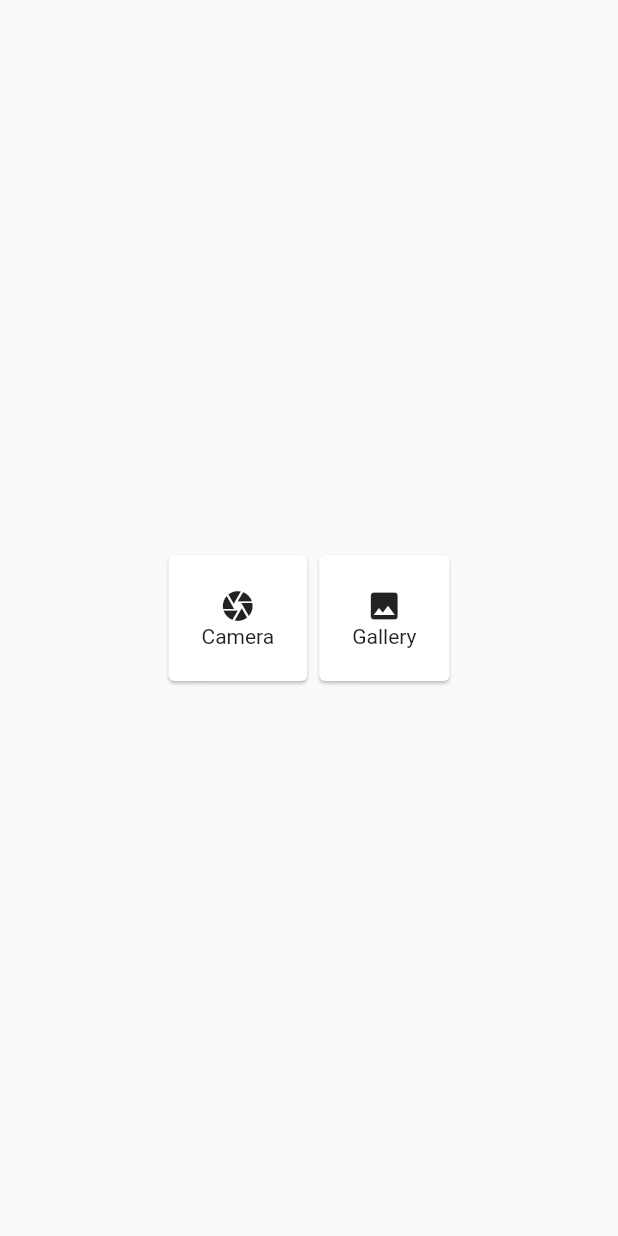
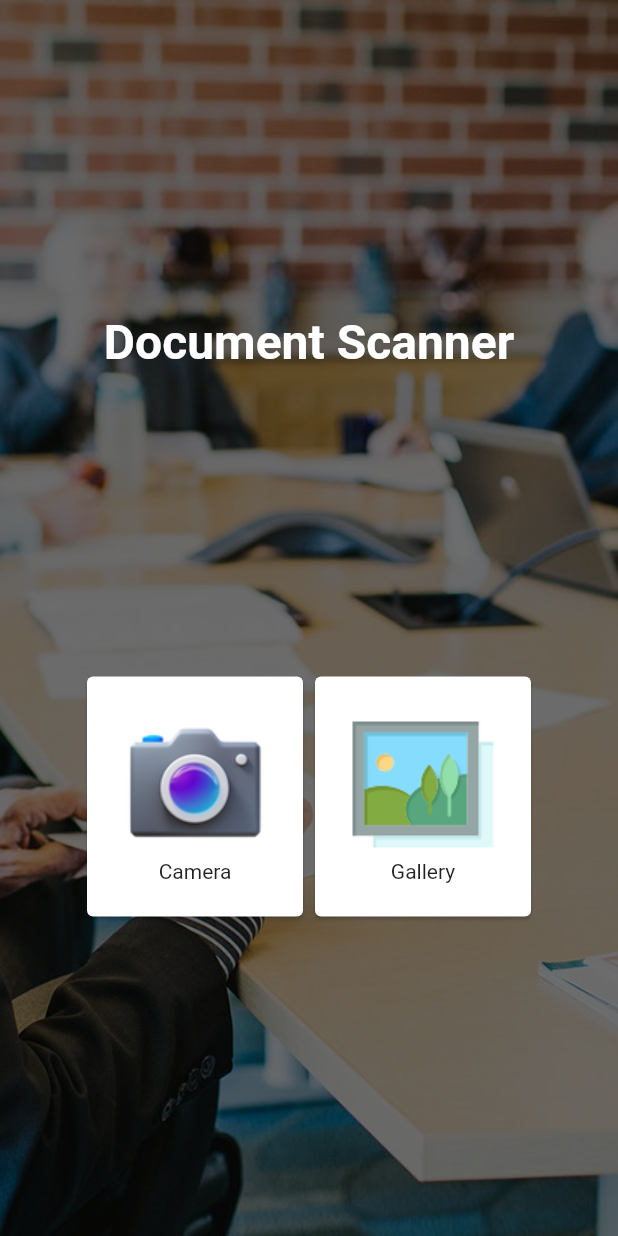
Before and after one commit to riadhrahma/Scanner-App, a Flutter app: the screen it shows after launch, on a phone screen of 412 x 824 dp. Run offline on Flutter 3.47's test engine with Material 2 defaults, Android fonts, the phone set to English and light mode, and no system bars; drawn by our look-alikes of animated_text_kit; our stand-ins replace bloc, camera, flutter_bloc, hive, image_gallery_saver, image_picker; missing offline and left inert: google_ml_kit, google_mlkit_text_recognition; accounts and stored records are empty.

```diff
--- /dev/null
+++ b/lib/utils/app_assets.dart
@@ -0,0 +1,6 @@
+class AppAssets{
+  static const String background='assets/background.jpg';
+
+  static const String camera='assets/icons/camera.png';
+  static const String gallery='assets/icons/gallery.png';
+}
--- a/lib/view/screen/pick_image_screen.dart
+++ b/lib/view/screen/pick_image_screen.dart
@@ -1,18 +1,40 @@
+import 'package:animated_text_kit/animated_text_kit.dart';
 import 'package:flutter/material.dart';
 import 'package:flutter_bloc/flutter_bloc.dart';
 import 'package:image_picker/image_picker.dart';
 import 'package:labhouse/model/image_controller/bloc/image_processing_bloc.dart';
 import 'package:labhouse/model/image_controller/cubit/image_pick_cubit.dart';
+import 'package:labhouse/utils/app_assets.dart';
 import 'package:labhouse/view/screen/document_content_screen.dart';
 import 'package:labhouse/view/screen/loading_screen.dart';
 import 'package:labhouse/view/widget/choice_image_source_card.dart';
 
-class PickImageScreen extends StatelessWidget {
+class PickImageScreen extends StatefulWidget {
   const PickImageScreen({Key? key}) : super(key: key);
 
   @override
+  State<PickImageScreen> createState() => _PickImageScreenState();
+}
+
+class _PickImageScreenState extends State<PickImageScreen> {
+  @override
   Widget build(BuildContext context) {
-    return Scaffold(
+    final Size size = MediaQuery.of(context).size;
+    return Stack(
+      children: [
+        Image.asset(
+          AppAssets.background,
+          height: size.height,
+          width: size.width,
+          fit: BoxFit.cover,
+        ),
+        Container(
+          height: size.height,
+          width: size.width,
+          color: Colors.black54,
+        ),
+        Scaffold(
+          backgroundColor: Colors.transparent,
           body: Center(
             child: MultiBlocProvider(
               providers: [
@@ -28,6 +50,7 @@ class PickImageScreen extends StatelessWidget {
                   BlocListener<ImageProcessingBloc, ImageProcessingState>(
                       listener: (context, state) {
                     if (state is ExtractTextFrmImageState) {
+                      Navigator.pop(context);
                       Navigator.push(context,
                           MaterialPageRoute(builder: (BuildContext context) {
                         return DocumentScreenContent(
@@ -43,29 +66,53 @@ class PickImageScreen extends StatelessWidget {
                             MaterialPageRoute(builder: (BuildContext context) {
                           return const LoadingScreen();
                         }));
-                  } else {
-                    Navigator.pop(context);
                       }
                       if (state is ImagePickSuccess) {
                         BlocProvider.of<ImageProcessingBloc>(context)
                             .add(ExtractTextFrmImage(file: state.file));
                       }
                       if (state is ImagePickFailed) {
-                    //todo show error popup
+                        Navigator.pop(context);
                       }
                     },
                   )
                 ],
-            child: Row(
+                child: Column(
+                  mainAxisSize: MainAxisSize.min,
+                  children: [
+                    Padding(
+                      padding: const EdgeInsets.only(bottom: 200),
+                      child: AnimatedTextKit(
+                        animatedTexts: [
+                          TypewriterAnimatedText(
+                            'Document Scanner',
+                            textStyle: const TextStyle(
+                                fontSize: 32.0,
+                                fontWeight: FontWeight.bold,
+                                color: Colors.white),
+                            speed: const Duration(milliseconds: 100),
+                          ),
+                        ],
+                        totalRepeatCount: 1,
+                        pause: const Duration(milliseconds: 100),
+                        displayFullTextOnTap: true,
+                        stopPauseOnTap: false,
+                      ),
+                    ),
+                    Row(
                       mainAxisSize: MainAxisSize.min,
                       children: const [
                         ChoiceImageSourceCard(imageSource: ImageSource.camera),
                         ChoiceImageSourceCard(imageSource: ImageSource.gallery),
                       ],
                     ),
+                  ],
                 ),
               ),
             ),
+          ),
+        ),
+      ],
     );
   }
 }
--- a/lib/view/widget/choice_image_source_card.dart
+++ b/lib/view/widget/choice_image_source_card.dart
@@ -2,6 +2,7 @@ import 'package:flutter/material.dart';
 import 'package:flutter_bloc/flutter_bloc.dart';
 import 'package:image_picker/image_picker.dart';
 import 'package:labhouse/model/image_controller/cubit/image_pick_cubit.dart';
+import 'package:labhouse/utils/app_assets.dart';
 
 class ChoiceImageSourceCard extends StatelessWidget {
   final ImageSource imageSource;
@@ -22,9 +23,9 @@ class ChoiceImageSourceCard extends StatelessWidget {
               padding: const EdgeInsets.all(22.0),
               child: Column(
                 mainAxisSize: MainAxisSize.min,
-                children: const [
-                  Icon(Icons.camera),
-                  Text('Camera'),
+                children: [
+                  Image.asset(AppAssets.camera),
+                  const Text('Camera',),
                 ],
               ),
             ),
@@ -42,9 +43,9 @@ class ChoiceImageSourceCard extends StatelessWidget {
               padding: const EdgeInsets.all(22.0),
               child: Column(
                 mainAxisSize: MainAxisSize.min,
-                children: const [
-                  Icon(Icons.image),
-                  Text('Gallery'),
+                children: [
+                  Image.asset(AppAssets.gallery),
+                  const Text('Gallery'),
                 ],
               ),
             ),
```
Also changed, not shown: lib/model/cached_document.dart (added, +15 -0 lines), lib/model/services/cached_images_services.dart (added, +54 -0 lines), lib/view/screen/document_content_screen.dart (+80 -31 lines), lib/view/widget/previous_documents.dart (added, +13 -0 lines), lib/view/widget/text_block_widget.dart (added, +38 -0 lines), pubspec.yaml (+8 -3 lines), assets/background.jpg (added), assets/icons/camera.png (added), assets/icons/gallery.png (added), pubspec.lock, 2 other files. Lines whose indentation alone changed are shown as unchanged.
